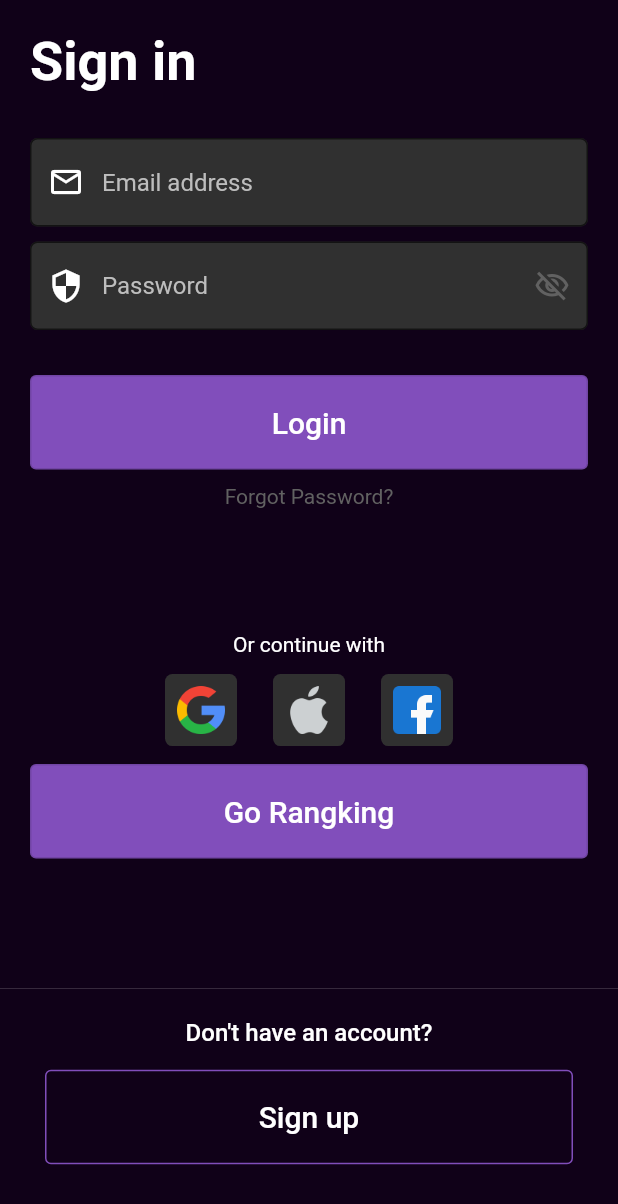
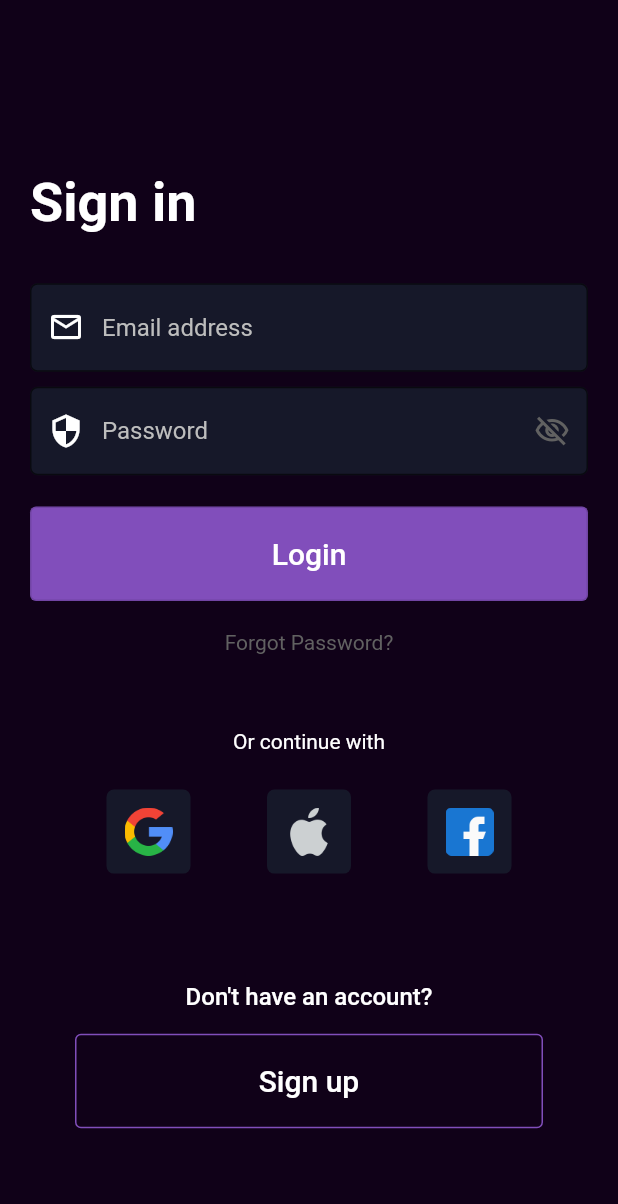
Before and after one commit to f1xgun/crypto_currency, a Flutter app: the screen it shows after launch, after a tap on "Next", after a tap on "Skip", on a phone screen of 412 x 824 dp. Shown: the top 1204 px of the screen. Run offline on Flutter 3.47's test engine with Material 2 defaults, Android fonts, the phone set to English and light mode, and no system bars; our stand-ins replace dio, google_fonts, shared_preferences; Roboto replaces fonts that are missing (Questrial).

Commit message:
fix: some ui on login screen and onboarding screen

```diff
--- a/lib/pages/login_screen.dart
+++ b/lib/pages/login_screen.dart
@@ -21,11 +21,14 @@ class _LoginPageState extends State<LoginPage> {
         color: kBackgroundColor,
         child: SafeArea(
           child: Padding(
-            padding: const EdgeInsets.all(20.0),
+            padding:
+                const EdgeInsets.symmetric(horizontal: 20.0, vertical: 40.0),
             child: Column(
               crossAxisAlignment: CrossAxisAlignment.stretch,
               children: [
-                const Text(
+                const Spacer(),
+                const Expanded(
+                  child: Text(
                     'Sign in',
                     style: TextStyle(
                       color: Colors.white,
@@ -33,30 +36,34 @@ class _LoginPageState extends State<LoginPage> {
                       fontWeight: FontWeight.bold,
                     ),
                   ),
-                const SizedBox(
-                  height: 30,
                 ),
-                const FieldOfForm(
-                    text: 'Email address', prefixIcon: Icons.email_outlined),
-                const SizedBox(
-                  height: 10,
-                ),
-                const FieldOfForm(
+                Expanded(
+                  flex: 2,
+                  child: Column(
+                    children: const [
+                      FieldOfForm(
+                          text: 'Email address',
+                          prefixIcon: Icons.email_outlined),
+                      SizedBox(height: 10),
+                      FieldOfForm(
                         text: 'Password',
                         prefixIcon: Icons.security_outlined,
                         suffixIcon: Icons.visibility_off_outlined,
                       ),
-                const SizedBox(
-                  height: 30,
+                    ],
                   ),
+                ),
+                Expanded(
+                  flex: 2,
+                  child: Column(
+                    crossAxisAlignment: CrossAxisAlignment.stretch,
+                    children: [
                       CustomFilledButton(
                         onPressed: () =>
                             Navigator.pushReplacementNamed(context, '/home'),
                         text: 'Login',
                       ),
-                const SizedBox(
-                  height: 10,
-                ),
+                      const SizedBox(height: 20),
                       Text(
                         'Forgot Password?',
                         style: TextStyle(
@@ -65,54 +72,41 @@ class _LoginPageState extends State<LoginPage> {
                         ),
                         textAlign: TextAlign.center,
                       ),
-                SizedBox(
-                  height: MediaQuery.of(context).size.height * 0.1,
+                    ],
                   ),
+                ),
+                Expanded(
+                  flex: 2,
+                  child: Column(children: [
                     const Text(
                       'Or continue with',
                       style: TextStyle(color: Colors.white, fontSize: 14),
                       textAlign: TextAlign.center,
                     ),
-                SizedBox(
-                  child: Row(
-                    mainAxisAlignment: MainAxisAlignment.center,
+                    const SizedBox(height: 24),
+                    Row(
+                      mainAxisAlignment: MainAxisAlignment.spaceEvenly,
                       mainAxisSize: MainAxisSize.max,
                       children: <Widget>[
-                      Padding(
-                        padding: const EdgeInsets.all(12.0),
-                        child: CustomIconButton(
+                        CustomIconButton(
                           icon: Image.asset('assets/images/google.png'),
                         ),
-                      ),
-                      Padding(
-                        padding: const EdgeInsets.all(12.0),
-                        child: CustomIconButton(
+                        CustomIconButton(
                           icon: Image.asset('assets/images/apple.png'),
                         ),
-                      ),
-                      Padding(
-                        padding: const EdgeInsets.all(12.0),
-                        child: CustomIconButton(
+                        CustomIconButton(
                           icon: Image.asset('assets/images/facebook.png'),
-                        ),
                         ),
                       ],
                     ),
+                  ]),
                 ),
-                CustomFilledButton(
-                  onPressed: () {
-                    Navigator.pushNamed(context, '/ranking');
-                  },
-                  text: 'Go Rangking',
-                ),
-              ],
-            ),
-          ),
-        ),
-      ),
-      bottomSheet: Container(
+                Expanded(
+                  flex: 2,
+                  child: Container(
                     height: MediaQuery.of(context).size.height * 0.2,
-        padding: const EdgeInsets.symmetric(horizontal: 30, vertical: 20),
+                    padding: const EdgeInsets.symmetric(
+                        horizontal: 30, vertical: 20),
                     width: double.infinity,
                     color: kBackgroundColor,
                     child: Column(
@@ -125,8 +119,14 @@ class _LoginPageState extends State<LoginPage> {
                                 fontWeight: FontWeight.w500),
                             textAlign: TextAlign.center),
                         const SizedBox(height: 15),
-            CustomOutlinedButton(onPressed: () {}, text: 'Sign up')
+                        CustomOutlinedButton(onPressed: () {}, text: 'Sign up'),
                       ],
+                    ),
+                  ),
+                ),
+              ],
+            ),
+          ),
         ),
       ),
     );
--- a/lib/pages/onboarding_screen.dart
+++ b/lib/pages/onboarding_screen.dart
@@ -47,8 +47,9 @@ class _OnboardingPageState extends State<OnboardingPage> {
                 child: Column(
                   crossAxisAlignment: CrossAxisAlignment.stretch,
                   children: <Widget>[
-                    SizedBox(
-                      height: MediaQuery.of(context).size.height * 0.6,
+                    Expanded(
+                      // height: MediaQuery.of(context).size.height * 0.6,
+                      flex: 3,
                       child: PageView(
                         physics: const ClampingScrollPhysics(),
                         controller: _pageController,
@@ -76,17 +77,19 @@ class _OnboardingPageState extends State<OnboardingPage> {
                         ],
                       ),
                     ),
+                    Expanded(
+                      child: BottomSheetWidget(
+                        isLast: _currentPage == MyAppState()._numPages - 1,
+                        pageController: _pageController,
+                        currentPage: _currentPage,
+                      ),
+                    )
                   ],
                 ),
               ),
             ),
           ),
         ),
-        bottomSheet: BottomSheetWidget(
-          isLast: _currentPage == MyAppState()._numPages - 1,
-          pageController: _pageController,
-          currentPage: _currentPage,
-        ),
       ),
     );
   }
--- a/lib/widgets/form_field.dart
+++ b/lib/widgets/form_field.dart
@@ -1,3 +1,4 @@
+import "package:crypto_currency/app_styles.dart";
 import "package:flutter/material.dart";
 
 class FieldOfForm extends StatefulWidget {
@@ -30,7 +31,7 @@ class _FieldOfFormState extends State<FieldOfForm> {
           borderRadius: BorderRadius.circular(5),
           borderSide: BorderSide(color: Colors.grey[900]!),
         ),
-        fillColor: Colors.grey[850],
+        fillColor: kListBackgroundColor,
         filled: true,
       ),
     );
--- a/lib/widgets/icon_button.dart
+++ b/lib/widgets/icon_button.dart
@@ -1,3 +1,4 @@
+import 'package:crypto_currency/app_styles.dart';
 import 'package:flutter/material.dart';
 
 class CustomIconButton extends StatelessWidget {
@@ -7,8 +8,9 @@ class CustomIconButton extends StatelessWidget {
   @override
   Widget build(BuildContext context) {
     return Container(
+      padding: const EdgeInsets.all(4),
       decoration: BoxDecoration(
-        color: Colors.grey[850],
+        color: kListBackgroundColor,
         borderRadius: BorderRadius.circular(5),
       ),
       child: IconButton(
--- a/lib/widgets/onboarding_bottomsheet.dart
+++ b/lib/widgets/onboarding_bottomsheet.dart
@@ -11,11 +11,13 @@ import 'package:crypto_currency/widgets/indicator.dart';
 import 'package:crypto_currency/widgets/outlined_button.dart';
 
 class BottomSheetWidget extends StatefulWidget {
-  const BottomSheetWidget(
-      {super.key,
-      required this.isLast,
-      required this.pageController,
-      required this.currentPage});
+  const BottomSheetWidget({
+    super.key,
+    required this.isLast,
+    required this.pageController,
+    required this.currentPage,
+  });
+
   final bool isLast;
   final PageController pageController;
   final int currentPage;
@@ -37,9 +39,11 @@ class _BottomSheetWidgetState extends State<BottomSheetWidget> {
     List<Widget> _buildPageIndicator() {
       List<Widget> list = [];
       for (int i = 0; i < appState.numPages; i++) {
-        list.add(i == widget.currentPage
-            ? const Indicator(isActive: true)
-            : const Indicator(isActive: false));
+        list.add(
+          i == widget.currentPage
+              ? const Indicator(isActive: true)
+              : const Indicator(isActive: false),
+        );
       }
       return list;
     }
@@ -63,7 +67,8 @@ class _BottomSheetWidgetState extends State<BottomSheetWidget> {
               widget.isLast
                   ? Navigator.of(context).pushReplacement(
                       MaterialPageRoute(
-                          builder: (context) => const LoginPage()),
+                        builder: (context) => const LoginPage(),
+                      ),
                     )
                   : widget.pageController.nextPage(
                       duration: const Duration(milliseconds: 500),
@@ -79,7 +84,9 @@ class _BottomSheetWidgetState extends State<BottomSheetWidget> {
             onPressed: () {
               if (widget.isLast) setSeenonboard();
               Navigator.of(context).pushReplacement(
-                MaterialPageRoute(builder: (context) => const LoginPage()),
+                MaterialPageRoute(
+                  builder: (context) => const LoginPage(),
+                ),
               );
             },
             text: widget.isLast ? 'Dont show again' : 'Skip',
```
Lines whose indentation alone changed are shown as unchanged.
